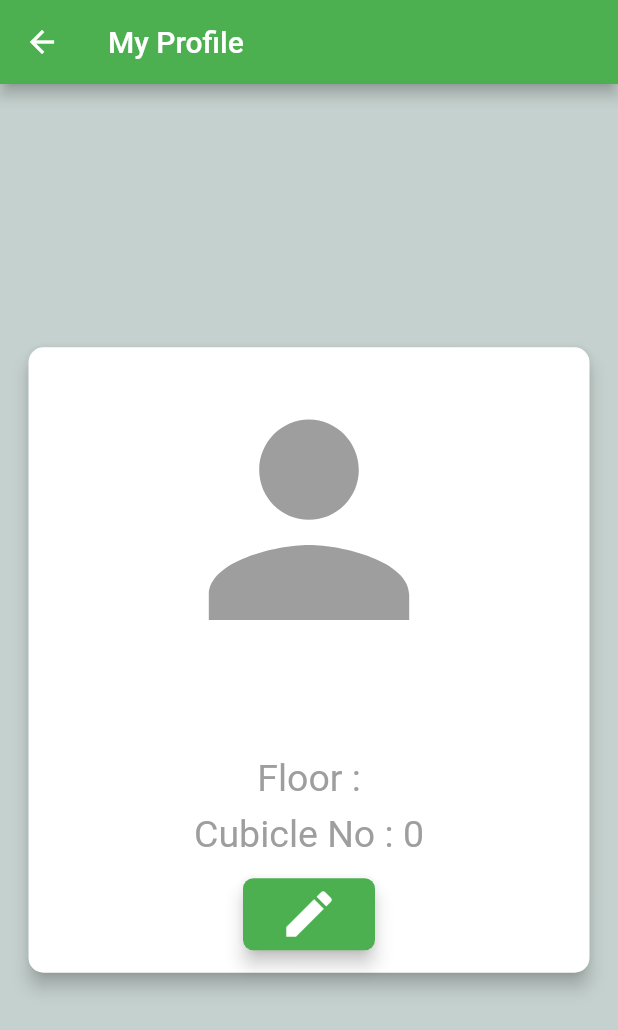
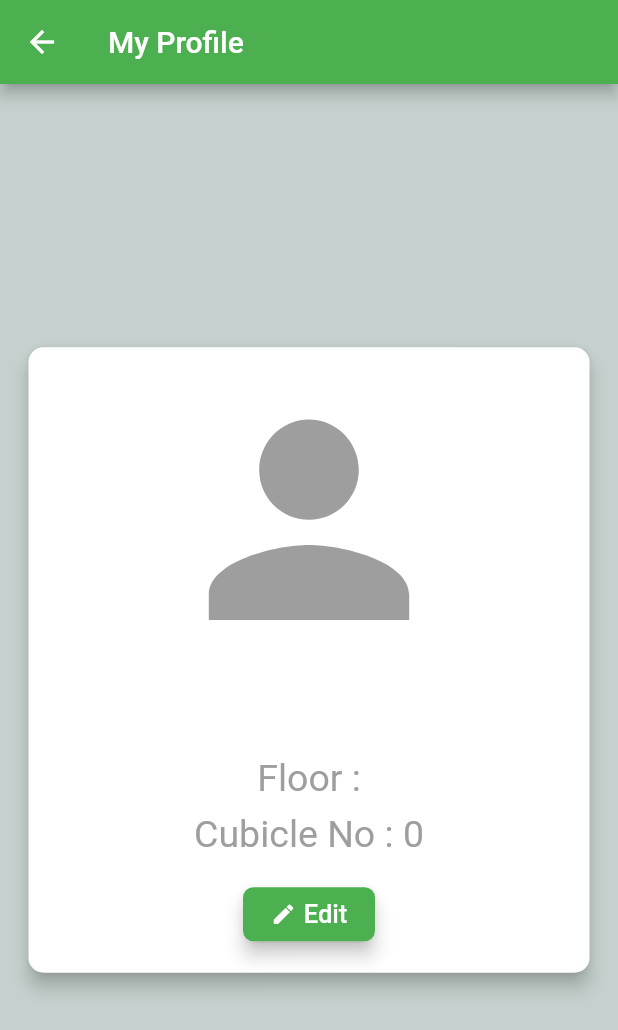
Before and after one commit to AnilLenka97/Flutter-Projects, a Flutter app: the ProfileScreen screen opened by its route, on a phone screen of 412 x 824 dp. Shown: the top 1030 px of the screen. Run offline on Flutter 3.47's test engine with Material 2 defaults, Android fonts, the phone set to English and light mode, and no system bars; our stand-ins replace badges, cloud_firestore, firebase_auth, firebase_core; accounts and stored records are empty.

Commit message:
profile screen refactored

```diff
--- a/food_corner/lib/screens/food_item_screen.dart
+++ b/food_corner/lib/screens/food_item_screen.dart
@@ -17,11 +17,9 @@ class _FoodItemScreenState extends State<FoodItemScreen> {
   var _isLoading = true;
   String userEmail;
   String userName;
-  String userId;
 
   getCurrentUser() async {
     userEmail = FirebaseApi().user.email;
-    userId = FirebaseApi().user.uid;
     Map userProfileInfo = await FirebaseApi().getUserProfileInfo();
     userName = userProfileInfo['name'];
     if (!mounted) return;
--- a/food_corner/lib/screens/profile_screen.dart
+++ b/food_corner/lib/screens/profile_screen.dart
@@ -1,5 +1,3 @@
-import 'package:cloud_firestore/cloud_firestore.dart';
-import 'package:firebase_auth/firebase_auth.dart';
 import 'package:flutter/material.dart';
 import 'package:flutter/services.dart';
 import '../models/floor_details.dart';
@@ -13,10 +11,7 @@ class ProfileScreen extends StatefulWidget {
 }
 
 class _ProfileScreenState extends State<ProfileScreen> {
-  final _auth = FirebaseAuth.instance;
-  final _db = FirebaseFirestore.instance;
   final _formKey = GlobalKey<FormState>();
-  String _userId;
   String _userEmail;
   String _userName;
   String _userFloorNo;
@@ -25,9 +20,7 @@ class _ProfileScreenState extends State<ProfileScreen> {
   bool _isEditModeActive = false;
 
   void getUserData() async {
-    User user = _auth.currentUser;
-    _userId = user.uid;
-    _userEmail = user.email;
+    _userEmail = FirebaseApi().user.email;
     Map userProfileInfo = await FirebaseApi().getUserProfileInfo();
     _userName = userProfileInfo['name'];
     _userFloorNo = userProfileInfo['floorNo'];
@@ -38,40 +31,23 @@ class _ProfileScreenState extends State<ProfileScreen> {
     });
   }
 
-  void updateUserData({
-    String name,
-    String floorNo,
-    int cubicleNo,
-  }) async {
-    setState(() {
-      _isLoading = true;
-    });
-    await _db
-        .collection('users')
-        .doc(_userId)
-        .update({
-          'name': name,
-          'floorNo': floorNo,
-          'cubicleNo': cubicleNo,
-        })
-        .then((value) => print("User Updated"))
-        .catchError((error) => print("Failed to update user: $error"));
-    setState(() {
-      _isLoading = false;
-    });
-  }
-
-  void _trySubmit() {
+  void _trySubmit() async {
     final isValid = _formKey.currentState.validate();
     FocusScope.of(context).unfocus();
     if (isValid) {
       _formKey.currentState.save();
+      setState(() {
+        _isLoading = true;
+      });
       // update user information
-      updateUserData(
+      bool isCompleted = await FirebaseApi().updateUserProfileInfo(
         name: _userName.trim(),
         floorNo: _userFloorNo,
         cubicleNo: _userCubicleNo,
       );
+      setState(() {
+        _isLoading = !isCompleted;
+      });
       setState(() {
         _isEditModeActive = !_isEditModeActive;
       });
@@ -232,10 +208,25 @@ class _ProfileScreenState extends State<ProfileScreen> {
                                 borderRadius: BorderRadius.circular(7.0),
                               ),
                               elevation: 5.0,
-                              child: Icon(
-                                _isEditModeActive ? Icons.save : Icons.edit,
-                                size: 40,
-                                color: Colors.white,
+                              child: Row(
+                                mainAxisSize: MainAxisSize.min,
+                                children: [
+                                  Icon(
+                                    _isEditModeActive ? Icons.save : Icons.edit,
+                                    size: 17,
+                                    color: Colors.white,
+                                  ),
+                                  SizedBox(
+                                    width: 5,
+                                  ),
+                                  Text(
+                                    _isEditModeActive ? 'Save' : 'Edit',
+                                    style: TextStyle(
+                                      color: Colors.white,
+                                      fontSize: 17,
+                                    ),
+                                  )
+                                ],
                               ),
                               onPressed: () {
                                 if (_isEditModeActive) {
```
Also changed, not shown: food_corner/lib/services/firebase_api.dart (+18 -0 lines).
